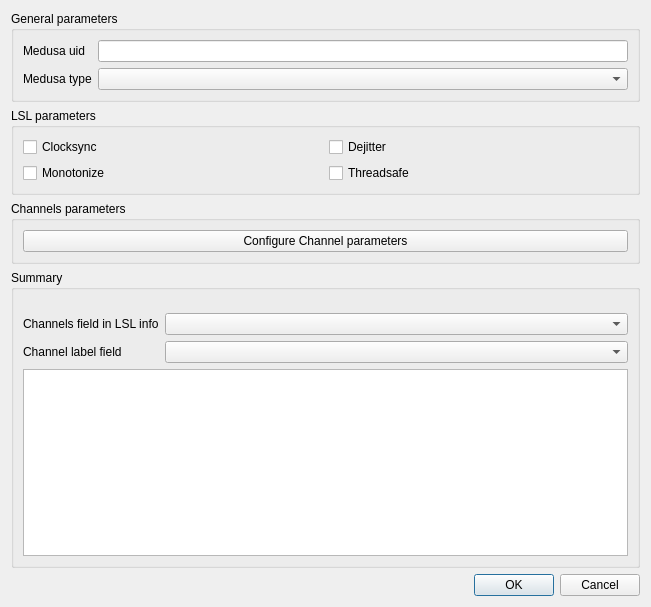
The window that src/gui/ui_files/lsl_config_medusa_params_dialog_new.ui (medusabci/medusa-platform) describes before a commit, drawn with Qt 5.
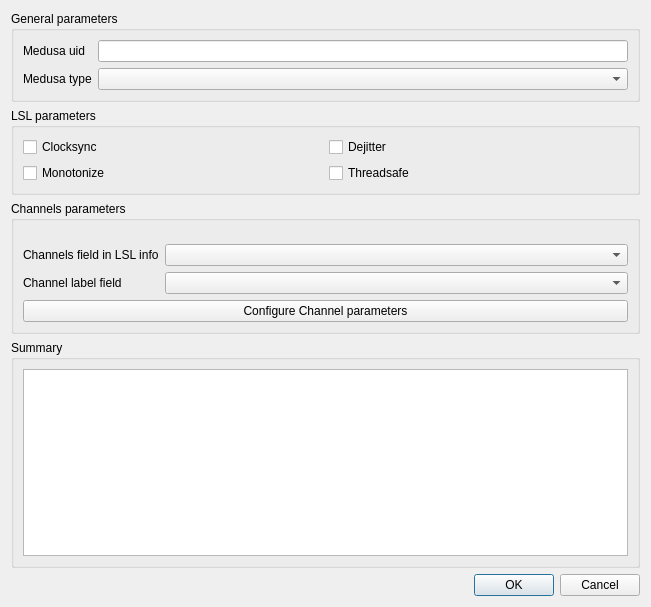
The same window after the commit.

Commit message: Added the connexion to the new LSL channel selection widget

The edit to the form file:
```diff
--- a/src/gui/ui_files/lsl_config_medusa_params_dialog_new.ui
+++ b/src/gui/ui_files/lsl_config_medusa_params_dialog_new.ui
@@ -104,25 +104,7 @@
      </property>
      <layout class="QVBoxLayout" name="verticalLayout_2">
       <item>
-       <layout class="QHBoxLayout" name="horizontalLayout">
-        <item>
-         <widget class="QPushButton" name="pushButton_ch_config">
-          <property name="text">
-           <string>Configure Channel parameters</string>
-          </property>
-         </widget>
-        </item>
-       </layout>
-      </item>
-     </layout>
-    </widget>
-   </item>
-   <item>
-    <widget class="QGroupBox" name="groupBox_4">
-     <property name="title">
-      <string>Summary</string>
-     </property>
-     <layout class="QVBoxLayout" name="verticalLayout_4">
+       <layout class="QVBoxLayout" name="verticalLayout_6">
       <item>
        <layout class="QFormLayout" name="formLayout_3">
         <property name="topMargin">
@@ -138,6 +120,9 @@
         <item row="0" column="1">
          <widget class="QComboBox" name="comboBox_desc_channels_field"/>
         </item>
+          <item row="1" column="1">
+           <widget class="QComboBox" name="comboBox_channel_label_field"/>
+          </item>
         <item row="1" column="0">
          <widget class="QLabel" name="label_channels_label_field">
           <property name="toolTip">
@@ -148,11 +133,26 @@
           </property>
          </widget>
         </item>
-        <item row="1" column="1">
-         <widget class="QComboBox" name="comboBox_channel_label_field"/>
+         </layout>
         </item>
+        <item>
+         <widget class="QPushButton" name="pushButton_ch_config">
+          <property name="text">
+           <string>Configure Channel parameters</string>
+          </property>
+         </widget>
+        </item>
        </layout>
       </item>
+     </layout>
+    </widget>
+   </item>
+   <item>
+    <widget class="QGroupBox" name="groupBox_4">
+     <property name="title">
+      <string>Summary</string>
+     </property>
+     <layout class="QVBoxLayout" name="verticalLayout_4">
       <item>
        <layout class="QVBoxLayout" name="verticalLayout_5">
         <item>
```
Lines whose indentation alone changed are shown as unchanged. The commit also changes 1 other file.
